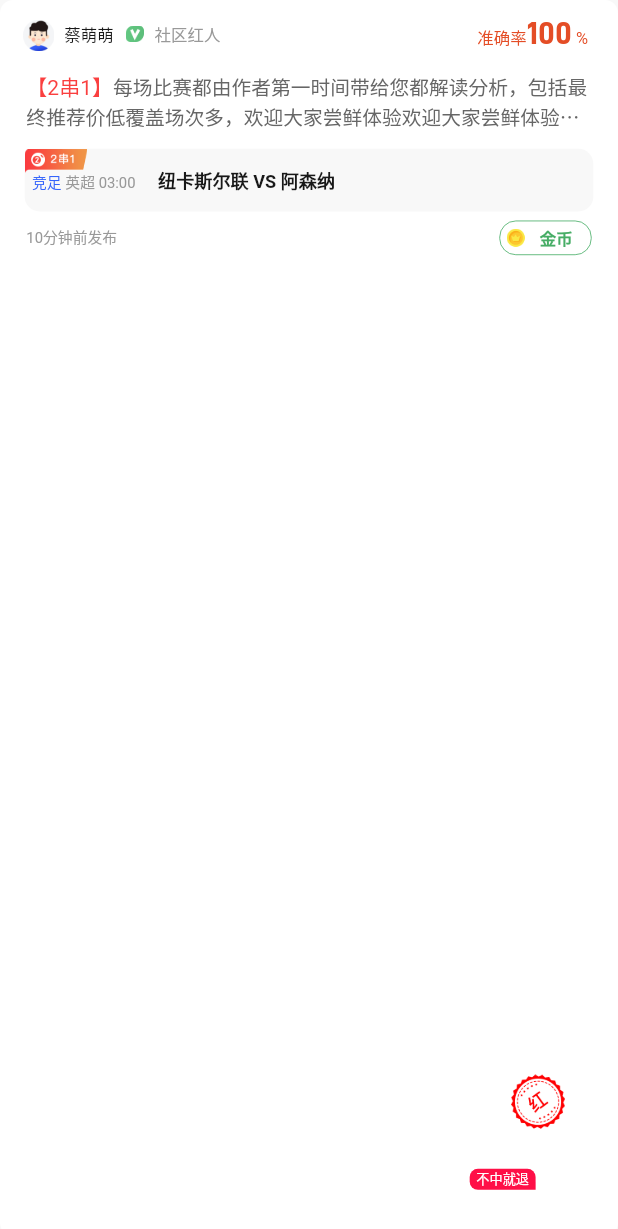
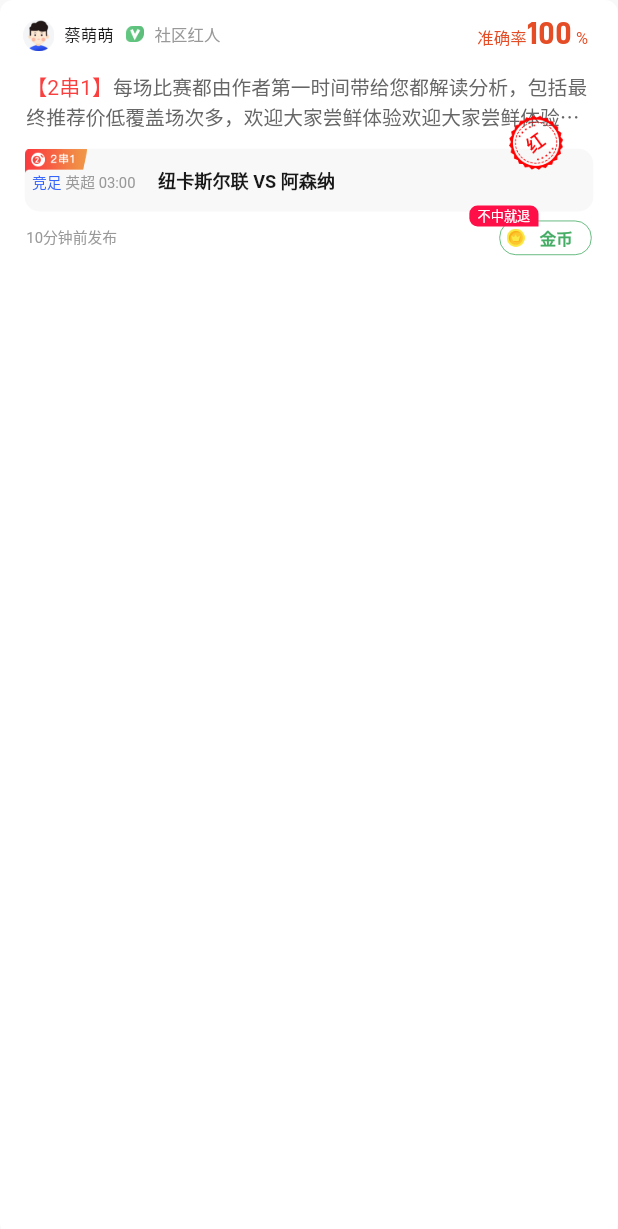
Before and after one commit to dingshaoshuai-dbchain/flutter_study, a Flutter app: the PlanItemWidget widget shown alone on an empty page, opened directly, on a phone screen of 412 x 824 dp. Shown: the top 1229 px of the screen. Run offline on Flutter 3.47's test engine with Material 2 defaults, Android fonts, the phone set to English and light mode, and no system bars; drawn by our look-alikes of oktoast; our stand-ins replace cached_network_image, dio, fluro, flutter_screenutil; missing offline and left inert: common_utils, flukit; statements that could not run were skipped.

Commit message:
优化代码

```diff
--- a/lib/widgets/plan_item.dart
+++ b/lib/widgets/plan_item.dart
@@ -1,12 +1,12 @@
 import 'package:flutter/cupertino.dart';
 import 'package:flutter/material.dart';
 import 'package:flutter_screenutil/flutter_screenutil.dart';
-import 'package:youliao/global/plan_mode.dart';
-import 'package:youliao/res/app_colors.dart';
 import 'package:youliao/dss_library/widgets/basis/container_widget.dart';
 import 'package:youliao/dss_library/widgets/basis/image_widget.dart';
 import 'package:youliao/dss_library/widgets/basis/text_widget.dart';
 import 'package:youliao/dss_library/widgets/gaps.dart';
+import 'package:youliao/global/plan_mode.dart';
+import 'package:youliao/res/app_colors.dart';
 import 'package:youliao/widgets/hit_rate_widget.dart';
 
 import '../dss_library/util/font_weiget_util.dart';
@@ -47,29 +47,6 @@ class PlanItemWidget extends StatelessWidget {
               _buildBottom(),
             ],
           ),
-          Positioned(
-            right: 50.w,
-            bottom: 28.w,
-            child: TextWidget(
-              width: 40.w,
-              paddingBottom: 1,
-              text: '不中就退',
-              textColor: Colors.white,
-              fontSize: 8.sp,
-              radius: 5.w,
-              radiusBottomRight: 0,
-              backgroundColor: Color(0xFFFF0F47),
-            ),
-          ),
-          Positioned(
-            right: 32.w,
-            bottom: 65.w,
-            child: ImageWidget(
-              url: 'ic_plan_result_red',
-              width: 33.w,
-              height: 33.w,
-            ),
-          )
         ],
       ),
     );
@@ -195,6 +172,17 @@ class PlanItemWidget extends StatelessWidget {
               ],
             ),
           ),
+          Positioned(
+            right: 0,
+            child: Transform.translate(
+              offset: const Offset(-20, -25),
+              child: ImageWidget(
+                url: 'ic_plan_result_red',
+                width: 33.w,
+                height: 33.w,
+              ),
+            ),
+          ),
         ],
       ),
     );
@@ -214,6 +202,8 @@ class PlanItemWidget extends StatelessWidget {
             style: TextStyle(color: AppColors.summaryText2, fontSize: 9.sp),
           ),
           const Spacer(),
+          Stack(
+            children: [
               ContainerWidget(
                 height: 21.w,
                 borderSide: BorderSide(
@@ -241,7 +231,23 @@ class PlanItemWidget extends StatelessWidget {
                     )
                   ],
                 ),
-          )
+              ),
+              Transform.translate(
+                offset: const Offset(-20, -10),
+                child: TextWidget(
+                  minHeight: 0,
+                  paddingHorizontal: 5.w,
+                  paddingBottom: 1,
+                  text: '不中就退',
+                  textColor: Colors.white,
+                  fontSize: 8.sp,
+                  radius: 5.w,
+                  radiusBottomRight: 0,
+                  backgroundColor: const Color(0xFFFF0F47),
+                ),
+              ),
+            ],
+          ),
         ],
       ),
     );
```
Lines whose indentation alone changed are shown as unchanged.
